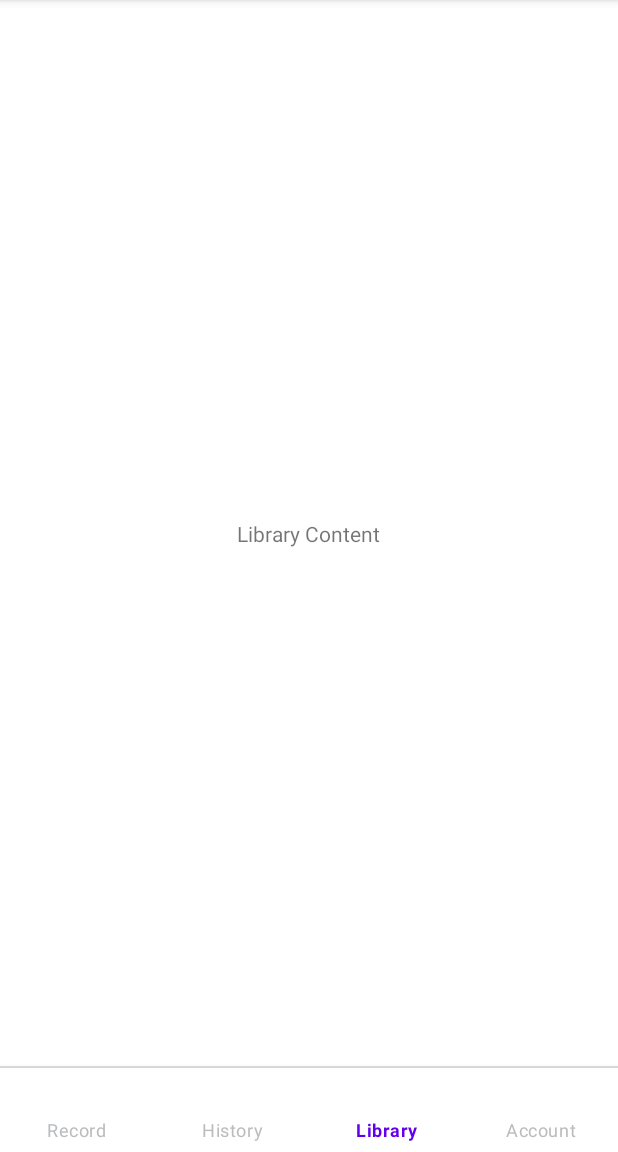
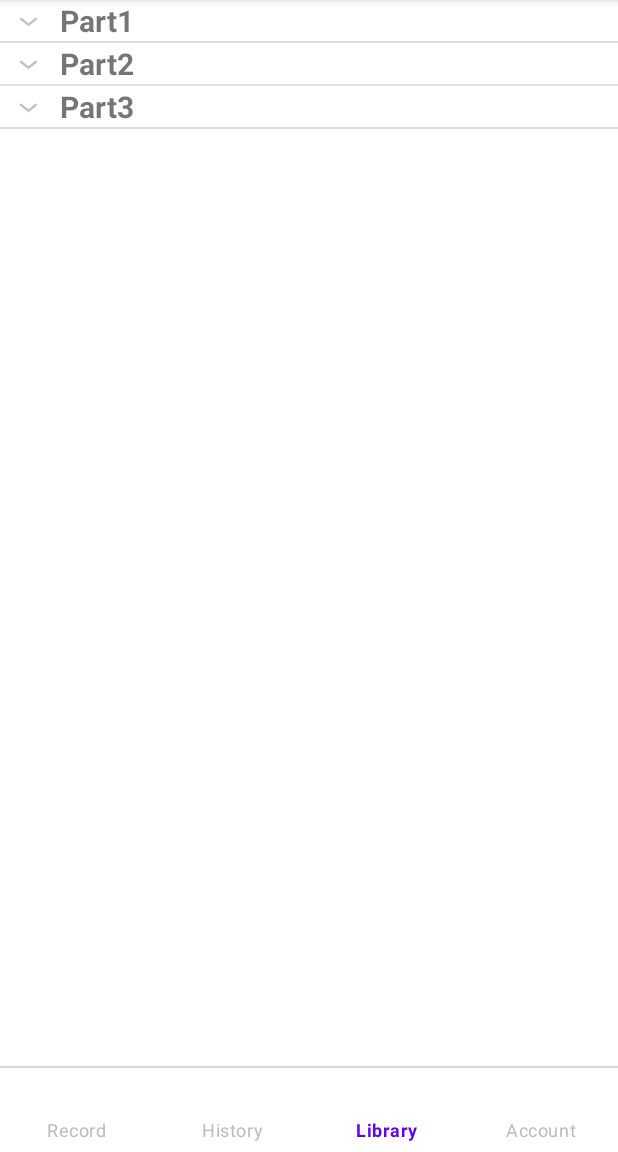
Before and after one commit to jonlai211/Wattson, an Android app: the screen it shows after launch (MainActivity), item 3 of the bottom bar chosen, on a phone screen of 412 x 824 dp, the part 84-1236 px from its top. Run offline under Robolectric (Android 15) with nearby library versions, the light colour scheme and no system bars.

Commit message:
add: library fragment frame

```diff
--- /dev/null
+++ b/app/src/main/java/com/example/wattson/CustomExpandableListAdapter.java
@@ -0,0 +1,88 @@
+package com.example.wattson;
+
+import android.content.Context;
+import android.view.LayoutInflater;
+import android.view.View;
+import android.view.ViewGroup;
+import android.widget.BaseExpandableListAdapter;
+import android.widget.TextView;
+
+import java.util.HashMap;
+import java.util.List;
+
+public class CustomExpandableListAdapter extends BaseExpandableListAdapter {
+    private Context context;
+    private List<String> listDataHeader; // header titles
+    private HashMap<String, List<String>> listDataChild;
+
+    public CustomExpandableListAdapter(Context context, List<String> listDataHeader,
+                                       HashMap<String, List<String>> listChildData) {
+        this.context = context;
+        this.listDataHeader = listDataHeader;
+        this.listDataChild = listChildData;
+    }
+
+    @Override
+    public int getGroupCount() {
+        return this.listDataHeader.size();
+    }
+
+    @Override
+    public int getChildrenCount(int groupPosition) {
+        return this.listDataChild.get(this.listDataHeader.get(groupPosition)).size();
+    }
+
+    @Override
+    public Object getGroup(int groupPosition) {
+        return this.listDataHeader.get(groupPosition);
+    }
+
+    @Override
+    public Object getChild(int groupPosition, int childPosititon) {
+        return this.listDataChild.get(this.listDataHeader.get(groupPosition)).get(childPosititon);
+    }
+
+    @Override
+    public long getGroupId(int groupPosition) {
+        return groupPosition;
+    }
+
+    @Override
+    public long getChildId(int groupPosition, int childPosition) {
+        return childPosition;
+    }
+
+    @Override
+    public boolean hasStableIds() {
+        return false;
+    }
+
+    @Override
+    public View getGroupView(int groupPosition, boolean isExpanded, View convertView, ViewGroup parent) {
+        if (convertView == null) {
+            LayoutInflater inflater = (LayoutInflater) this.context.getSystemService(Context.LAYOUT_INFLATER_SERVICE);
+            convertView = inflater.inflate(R.layout.list_group, parent, false);
+        }
+        TextView listTitleTextView = convertView.findViewById(R.id.listTitle);
+        String listTitle = (String) getGroup(groupPosition);
+        listTitleTextView.setText(listTitle);
+        return convertView;
+    }
+
+    @Override
+    public View getChildView(int groupPosition, int childPosition, boolean isLastChild, View convertView, ViewGroup parent) {
+        if (convertView == null) {
+            LayoutInflater inflater = (LayoutInflater) this.context.getSystemService(Context.LAYOUT_INFLATER_SERVICE);
+            convertView = inflater.inflate(R.layout.list_item, parent, false);
+        }
+        TextView expandedListTextView = convertView.findViewById(R.id.expandedListItem);
+        String expandedListText = (String) getChild(groupPosition, childPosition);
+        expandedListTextView.setText(expandedListText);
+        return convertView;
+    }
+
+    @Override
+    public boolean isChildSelectable(int groupPosition, int childPosition) {
+        return true;
+    }
+}
--- a/app/src/main/java/com/example/wattson/DatabaseHelper.java
+++ b/app/src/main/java/com/example/wattson/DatabaseHelper.java
@@ -15,7 +15,10 @@ import java.io.InputStream;
 import java.io.InputStreamReader;
 import java.util.ArrayList;
 import java.util.Arrays;
+import java.util.HashMap;
+import java.util.HashSet;
 import java.util.List;
+import java.util.Set;
 
 public class DatabaseHelper extends SQLiteOpenHelper {
     private static final String DB_NAME = "QuestionDatabase";
@@ -206,4 +209,27 @@ public class DatabaseHelper extends SQLiteOpenHelper {
 
         return questionId;
     }
+
+    public HashMap<String, Set<String>> getUniqueTitlesByPart() {
+        HashMap<String, Set<String>> titlesByPart = new HashMap<>();
+        SQLiteDatabase db = this.getReadableDatabase();
+        Cursor cursor = db.query("questions", new String[]{"part", "title"}, null, null, null, null, null);
+
+        if (cursor != null && cursor.moveToFirst()) {
+            do {
+                String part = cursor.getString(cursor.getColumnIndexOrThrow("part"));
+                String title = cursor.getString(cursor.getColumnIndexOrThrow("title"));
+
+                if (!titlesByPart.containsKey(part)) {
+                    titlesByPart.put(part, new HashSet<String>());
+                }
+                titlesByPart.get(part).add(title);
+            } while (cursor.moveToNext());
+            cursor.close();
+        }
+        db.close();
+        return titlesByPart;
+    }
+
+
 }
--- a/app/src/main/java/com/example/wattson/HistoryFragment.java
+++ b/app/src/main/java/com/example/wattson/HistoryFragment.java
@@ -11,6 +11,7 @@ public class HistoryFragment extends Fragment {
 
     public HistoryFragment() {
         // Required empty public constructor
+        // ExpandableListView or RecyclerView + CardView
     }
 
     @Override
--- a/app/src/main/java/com/example/wattson/LibraryFragment.java
+++ b/app/src/main/java/com/example/wattson/LibraryFragment.java
@@ -4,8 +4,16 @@ import android.os.Bundle;
 import android.view.LayoutInflater;
 import android.view.View;
 import android.view.ViewGroup;
+import android.widget.ExpandableListView;
 
 import androidx.fragment.app.Fragment;
+
+import java.util.ArrayList;
+import java.util.Arrays;
+import java.util.HashMap;
+import java.util.HashSet;
+import java.util.List;
+import java.util.Set;
 
 public class LibraryFragment extends Fragment {
 
@@ -14,9 +22,28 @@ public class LibraryFragment extends Fragment {
     }
 
     @Override
-    public View onCreateView(LayoutInflater inflater, ViewGroup container,
-                             Bundle savedInstanceState) {
-        // Inflate the layout for this fragment
-        return inflater.inflate(R.layout.fragment_library, container, false);
+    public View onCreateView(LayoutInflater inflater, ViewGroup container, Bundle savedInstanceState) {
+        View view = inflater.inflate(R.layout.fragment_library, container, false);
+        ExpandableListView expandableListView = view.findViewById(R.id.expandableListView);
+
+        DatabaseHelper dbHelper = DatabaseHelper.getInstance(getContext());
+        HashMap<String, Set<String>> titlesByPart = dbHelper.getUniqueTitlesByPart();
+
+        List<String> listDataHeader = new ArrayList<>(Arrays.asList("Part1", "Part2", "Part3"));
+        HashMap<String, List<String>> listDataChild = new HashMap<>();
+        for (String part : listDataHeader) {
+            Set<String> titlesSet = titlesByPart.getOrDefault(part, new HashSet<>());
+            if (titlesSet != null) {
+                listDataChild.put(part, new ArrayList<>(titlesSet));
+            } else {
+                listDataChild.put(part, new ArrayList<>());
+            }
+        }
+
+        CustomExpandableListAdapter expandableListAdapter = new CustomExpandableListAdapter(getContext(), listDataHeader, listDataChild);
+        expandableListView.setAdapter(expandableListAdapter);
+
+        return view;
     }
+
 }
--- a/app/src/main/res/layout/fragment_library.xml
+++ b/app/src/main/res/layout/fragment_library.xml
@@ -1,11 +1,14 @@
 <!-- fragment_library.xml -->
-<FrameLayout xmlns:android="http://schemas.android.com/apk/res/android"
+<LinearLayout xmlns:android="http://schemas.android.com/apk/res/android"
     android:layout_width="match_parent"
-    android:layout_height="match_parent">
+    android:layout_height="match_parent"
+    android:orientation="vertical">
 
-    <TextView
-        android:layout_width="wrap_content"
-        android:layout_height="wrap_content"
-        android:text="@string/library_content"
-        android:layout_gravity="center" />
-</FrameLayout>
+    <ExpandableListView
+        android:id="@+id/expandableListView"
+        android:layout_width="match_parent"
+        android:layout_height="match_parent">
+        <!-- ExpandableListView will handle displaying the data -->
+    </ExpandableListView>
+
+</LinearLayout>
--- /dev/null
+++ b/app/src/main/res/layout/list_group.xml
@@ -0,0 +1,8 @@
+<!-- list_group.xml -->
+<TextView xmlns:android="http://schemas.android.com/apk/res/android"
+    android:id="@+id/listTitle"
+    android:layout_width="match_parent"
+    android:layout_height="wrap_content"
+    android:paddingStart="40dp"
+    android:textSize="20sp"
+    android:textStyle="bold" />
--- /dev/null
+++ b/app/src/main/res/layout/list_item.xml
@@ -0,0 +1,7 @@
+<!-- list_item.xml -->
+<TextView xmlns:android="http://schemas.android.com/apk/res/android"
+    android:id="@+id/expandedListItem"
+    android:layout_width="match_parent"
+    android:layout_height="wrap_content"
+    android:padding="10dp"
+    android:textSize="14sp" />
```
